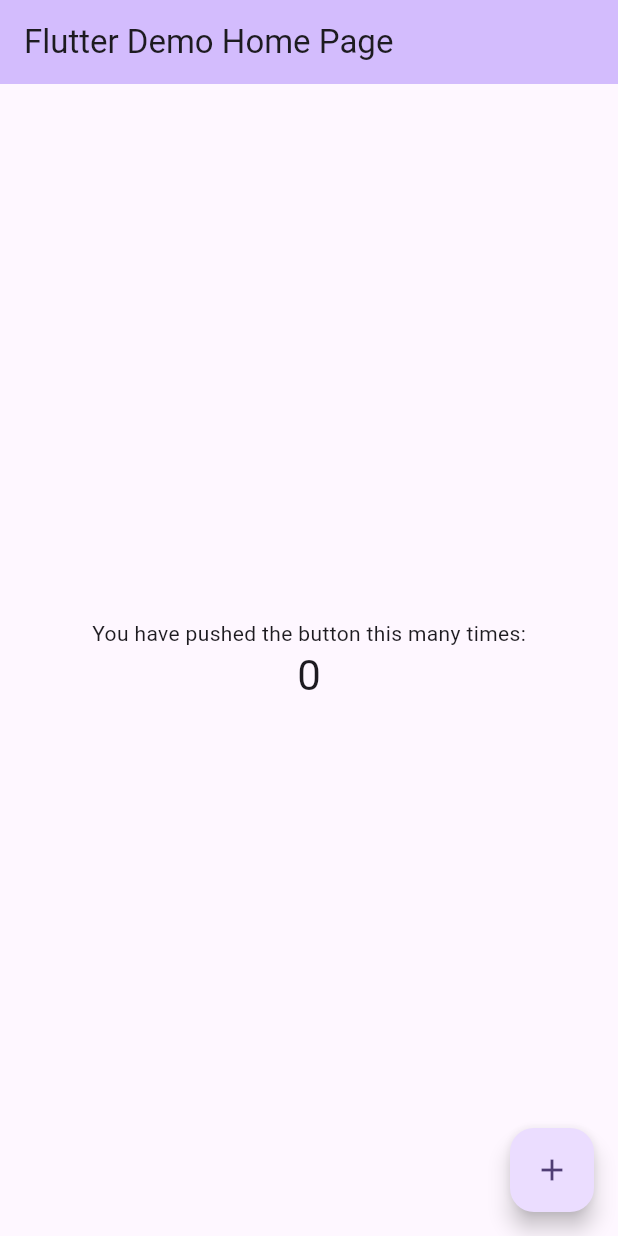
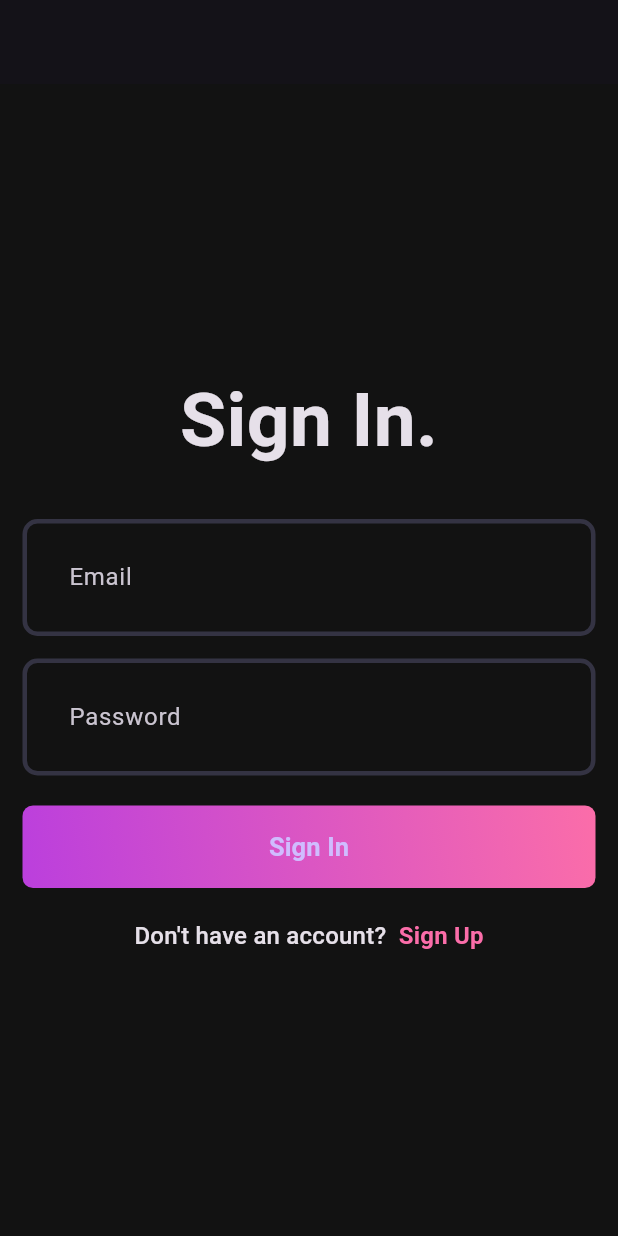
Before and after one commit to Meet-08/spotify_clone, a Flutter app: the screen it shows after launch, on a phone screen of 412 x 824 dp. Run offline on Flutter 3.47's test engine with Material 3 defaults, Android fonts, the phone set to English and light mode, and no system bars.

```diff
--- a/client/analysis_options.yaml
+++ b/client/analysis_options.yaml
@@ -21,8 +21,8 @@ linter:
   # `// ignore_for_file: name_of_lint` syntax on the line or in the file
   # producing the lint.
   rules:
+    prefer_const_constructors: true # Enforces the use of const constructors where possible
     # avoid_print: false  # Uncomment to disable the `avoid_print` rule
     # prefer_single_quotes: true  # Uncomment to enable the `prefer_single_quotes` rule
-
 # Additional information about this file can be found at
 # https://dart.dev/guides/language/analysis-options
--- /dev/null
+++ b/client/lib/core/theme/app_palette.dart
@@ -0,0 +1,19 @@
+import 'package:flutter/material.dart';
+
+class Palette {
+  static const greenColor = Colors.green;
+  static const subtitleText = Color(0xffa7a7a7);
+  static const inactiveBottomBarItemColor = Color(0xffababab);
+
+  static const Color backgroundColor = Color.fromRGBO(18, 18, 18, 1);
+  static const Color gradient1 = Color.fromRGBO(187, 63, 221, 1);
+  static const Color gradient2 = Color.fromRGBO(251, 109, 169, 1);
+  static const Color gradient3 = Color.fromRGBO(255, 159, 124, 1);
+  static const Color borderColor = Color.fromRGBO(52, 51, 67, 1);
+  static const Color whiteColor = Colors.white;
+  static const Color greyColor = Colors.grey;
+  static const Color errorColor = Colors.redAccent;
+  static const Color transparentColor = Colors.transparent;
+
+  static const Color inactiveSeekColor = Colors.white38;
+}
--- /dev/null
+++ b/client/lib/core/theme/theme.dart
@@ -0,0 +1,18 @@
+import 'package:client/core/theme/app_palette.dart';
+import 'package:flutter/material.dart';
+
+class AppTheme {
+  static OutlineInputBorder _border(Color color) => OutlineInputBorder(
+    borderSide: BorderSide(color: color, width: 3),
+    borderRadius: BorderRadius.circular(10),
+  );
+
+  static final darkThemeMode = ThemeData.dark().copyWith(
+    scaffoldBackgroundColor: Palette.backgroundColor,
+    inputDecorationTheme: InputDecorationTheme(
+      contentPadding: const EdgeInsets.all(27),
+      enabledBorder: _border(Palette.borderColor),
+      focusedBorder: _border(Palette.gradient2),
+    ),
+  );
+}
--- /dev/null
+++ b/client/lib/features/auth/view/pages/signin_page.dart
@@ -0,0 +1,73 @@
+import 'package:client/core/theme/app_palette.dart';
+import 'package:client/features/auth/view/widgets/auth_gradient_button.dart';
+import 'package:client/features/auth/view/widgets/custom_field.dart';
+import 'package:flutter/material.dart';
+
+class SigninPage extends StatefulWidget {
+  const SigninPage({super.key});
+
+  @override
+  State<SigninPage> createState() => _SigninPageState();
+}
+
+class _SigninPageState extends State<SigninPage> {
+  final emailController = TextEditingController();
+  final passwordController = TextEditingController();
+  final formKey = GlobalKey<FormState>();
+
+  @override
+  void dispose() {
+    emailController.dispose();
+    passwordController.dispose();
+    formKey.currentState!.dispose();
+    super.dispose();
+  }
+
+  @override
+  Widget build(BuildContext context) {
+    return Scaffold(
+      appBar: AppBar(),
+      body: Padding(
+        padding: const EdgeInsets.all(15),
+        child: Form(
+          key: formKey,
+          child: Column(
+            mainAxisAlignment: MainAxisAlignment.center,
+            children: [
+              const Text(
+                "Sign In.",
+                style: TextStyle(fontSize: 50, fontWeight: FontWeight.bold),
+              ),
+              const SizedBox(height: 30),
+              CustomField(hintText: "Email", controller: emailController),
+              const SizedBox(height: 15),
+              CustomField(
+                hintText: "Password",
+                controller: passwordController,
+                isObscure: true,
+              ),
+              const SizedBox(height: 20),
+              AuthGradientButton(buttonText: "Sign In", onPressed: () {}),
+              const SizedBox(height: 20),
+              RichText(
+                text: TextSpan(
+                  text: "Don't have an account? ",
+                  style: Theme.of(context).textTheme.titleMedium,
+                  children: [
+                    const TextSpan(
+                      text: " Sign Up",
+                      style: TextStyle(
+                        color: Palette.gradient2,
+                        fontWeight: FontWeight.bold,
+                      ),
+                    ),
+                  ],
+                ),
+              ),
+            ],
+          ),
+        ),
+      ),
+    );
+  }
+}
--- /dev/null
+++ b/client/lib/features/auth/view/widgets/auth_gradient_button.dart
@@ -0,0 +1,40 @@
+import 'package:client/core/theme/app_palette.dart';
+import 'package:flutter/material.dart';
+
+class AuthGradientButton extends StatelessWidget {
+  final String buttonText;
+  final VoidCallback onPressed;
+
+  /// A button with a gradient background for authentication actions.
+  const AuthGradientButton({
+    super.key,
+    required this.buttonText,
+    required this.onPressed,
+  });
+
+  @override
+  Widget build(BuildContext context) {
+    return Container(
+      decoration: BoxDecoration(
+        gradient: const LinearGradient(
+          colors: [Palette.gradient1, Palette.gradient2],
+          begin: Alignment.bottomLeft,
+          end: Alignment.topRight,
+        ),
+        borderRadius: BorderRadius.circular(7),
+      ),
+      child: ElevatedButton(
+        onPressed: onPressed,
+        style: ElevatedButton.styleFrom(
+          fixedSize: const Size(395, 55),
+          backgroundColor: Palette.transparentColor,
+          shadowColor: Palette.transparentColor,
+        ),
+        child: Text(
+          buttonText,
+          style: const TextStyle(fontSize: 17, fontWeight: FontWeight.w600),
+        ),
+      ),
+    );
+  }
+}
--- /dev/null
+++ b/client/lib/features/auth/view/widgets/custom_field.dart
@@ -0,0 +1,27 @@
+import 'package:flutter/material.dart';
+
+class CustomField extends StatelessWidget {
+  final String hintText;
+  final TextEditingController controller;
+  final bool isObscure;
+
+  const CustomField({
+    super.key,
+    required this.hintText,
+    required this.controller,
+    this.isObscure = false,
+  });
+
+  @override
+  Widget build(BuildContext context) {
+    return TextFormField(
+      decoration: InputDecoration(hintText: hintText),
+      controller: controller,
+      validator: (value) {
+        if (value!.trim().isEmpty) return "$hintText cannot be empty";
+        return null;
+      },
+      obscureText: isObscure,
+    );
+  }
+}
--- a/client/lib/main.dart
+++ b/client/lib/main.dart
@@ -1,3 +1,6 @@
+import 'package:client/core/theme/theme.dart';
+import 'package:client/features/auth/view/pages/signin_page.dart';
+import 'package:client/features/auth/view/pages/signup_page.dart';
 import 'package:flutter/material.dart';
 
 void main() {
@@ -11,112 +14,10 @@ class MyApp extends StatelessWidget {
   @override
   Widget build(BuildContext context) {
     return MaterialApp(
+      debugShowCheckedModeBanner: false,
       title: 'Flutter Demo',
-      theme: ThemeData(
-        // This is the theme of your application.
-        //
-        // TRY THIS: Try running your application with "flutter run". You'll see
-        // the application has a purple toolbar. Then, without quitting the app,
-        // try changing the seedColor in the colorScheme below to Colors.green
-        // and then invoke "hot reload" (save your changes or press the "hot
-        // reload" button in a Flutter-supported IDE, or press "r" if you used
-        // the command line to start the app).
-        //
-        // Notice that the counter didn't reset back to zero; the application
-        // state is not lost during the reload. To reset the state, use hot
-        // restart instead.
-        //
-        // This works for code too, not just values: Most code changes can be
-        // tested with just a hot reload.
-        colorScheme: ColorScheme.fromSeed(seedColor: Colors.deepPurple),
-      ),
-      home: const MyHomePage(title: 'Flutter Demo Home Page'),
+      theme: AppTheme.darkThemeMode,
+      home: const SigninPage(),
     );
   }
 }
-
-class MyHomePage extends StatefulWidget {
-  const MyHomePage({super.key, required this.title});
-
-  // This widget is the home page of your application. It is stateful, meaning
-  // that it has a State object (defined below) that contains fields that affect
-  // how it looks.
-
-  // This class is the configuration for the state. It holds the values (in this
-  // case the title) provided by the parent (in this case the App widget) and
-  // used by the build method of the State. Fields in a Widget subclass are
-  // always marked "final".
-
-  final String title;
-
-  @override
-  State<MyHomePage> createState() => _MyHomePageState();
-}
-
-class _MyHomePageState extends State<MyHomePage> {
-  int _counter = 0;
-
-  void _incrementCounter() {
-    setState(() {
-      // This call to setState tells the Flutter framework that something has
-      // changed in this State, which causes it to rerun the build method below
-      // so that the display can reflect the updated values. If we changed
-      // _counter without calling setState(), then the build method would not be
-      // called again, and so nothing would appear to happen.
-      _counter++;
-    });
-  }
-
-  @override
-  Widget build(BuildContext context) {
-    // This method is rerun every time setState is called, for instance as done
-    // by the _incrementCounter method above.
-    //
-    // The Flutter framework has been optimized to make rerunning build methods
-    // fast, so that you can just rebuild anything that needs updating rather
-    // than having to individually change instances of widgets.
-    return Scaffold(
-      appBar: AppBar(
-        // TRY THIS: Try changing the color here to a specific color (to
-        // Colors.amber, perhaps?) and trigger a hot reload to see the AppBar
-        // change color while the other colors stay the same.
-        backgroundColor: Theme.of(context).colorScheme.inversePrimary,
-        // Here we take the value from the MyHomePage object that was created by
-        // the App.build method, and use it to set our appbar title.
-        title: Text(widget.title),
-      ),
-      body: Center(
-        // Center is a layout widget. It takes a single child and positions it
-        // in the middle of the parent.
-        child: Column(
-          // Column is also a layout widget. It takes a list of children and
-          // arranges them vertically. By default, it sizes itself to fit its
-          // children horizontally, and tries to be as tall as its parent.
-          //
-          // Column has various properties to control how it sizes itself and
-          // how it positions its children. Here we use mainAxisAlignment to
-          // center the children vertically; the main axis here is the vertical
-          // axis because Columns are vertical (the cross axis would be
-          // horizontal).
-          //
-          // TRY THIS: Invoke "debug painting" (choose the "Toggle Debug Paint"
-          // action in the IDE, or press "p" in the console), to see the
-          // wireframe for each widget.
-          mainAxisAlignment: MainAxisAlignment.center,
-          children: <Widget>[
-            const Text('You have pushed the button this many times:'),
-            Text(
-              '$_counter',
-              style: Theme.of(context).textTheme.headlineMedium,
-            ),
-          ],
-        ),
-      ),
-      floatingActionButton: FloatingActionButton(
-        onPressed: _incrementCounter,
-        tooltip: 'Increment',
-        child: const Icon(Icons.add),
-      ), // This trailing comma makes auto-formatting nicer for build methods.
-    );
-  }
-}
```
Also changed, not shown: client/lib/features/auth/view/pages/signup_page.dart (added, +77 -0 lines).
